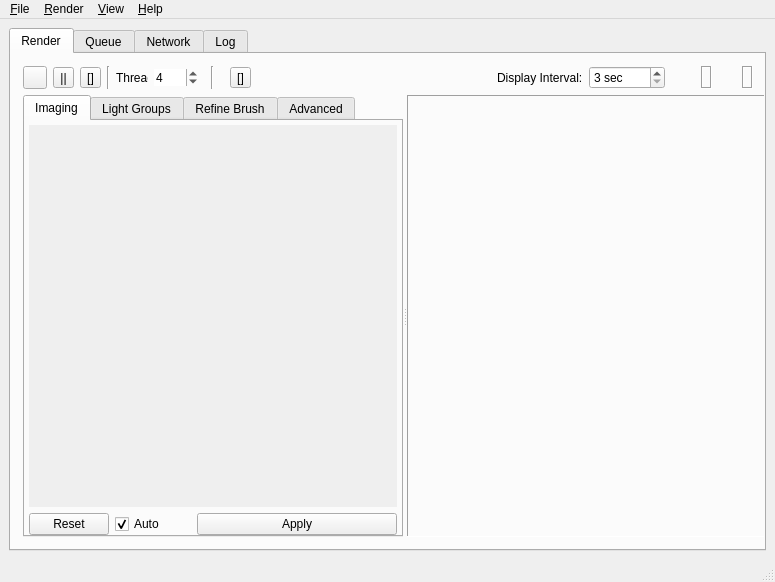
Qt form qtgui/luxrender.ui (sungsoo/luxrender-lux) before a commit.
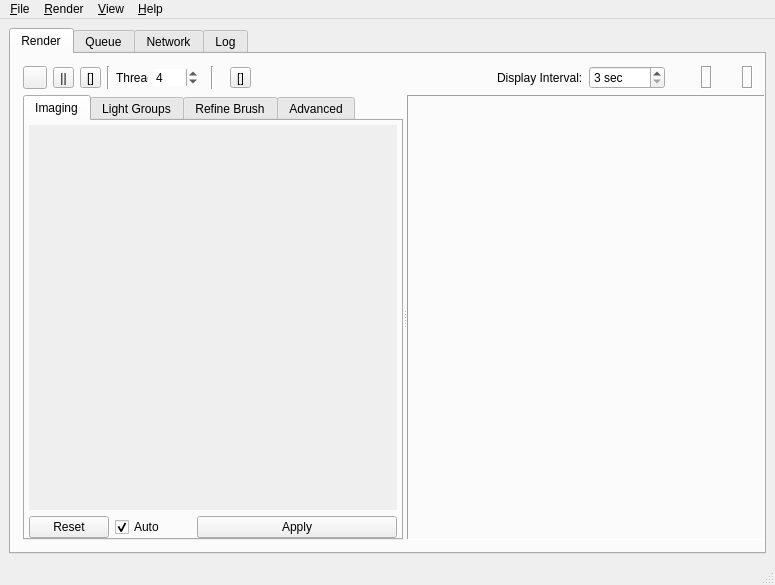
The same form after that commit. Icons and pictures are not drawn.

Commit message: Fis error in last commit, was distracted in the middle of trying some variants

Diff of the .ui file:
```diff
--- a/qtgui/luxrender.ui
+++ b/qtgui/luxrender.ui
@@ -7,7 +7,7 @@
     <x>0</x>
     <y>0</y>
     <width>775</width>
-    <height>582</height>
+    <height>585</height>
    </rect>
   </property>
   <property name="windowTitle">
@@ -533,7 +533,7 @@
                   <x>0</x>
                   <y>0</y>
                   <width>362</width>
-                  <height>359</height>
+                  <height>362</height>
                  </rect>
                 </property>
                 <property name="sizePolicy">
```
Left out of the diff: 8 changed lines with no effect on the pictures.
